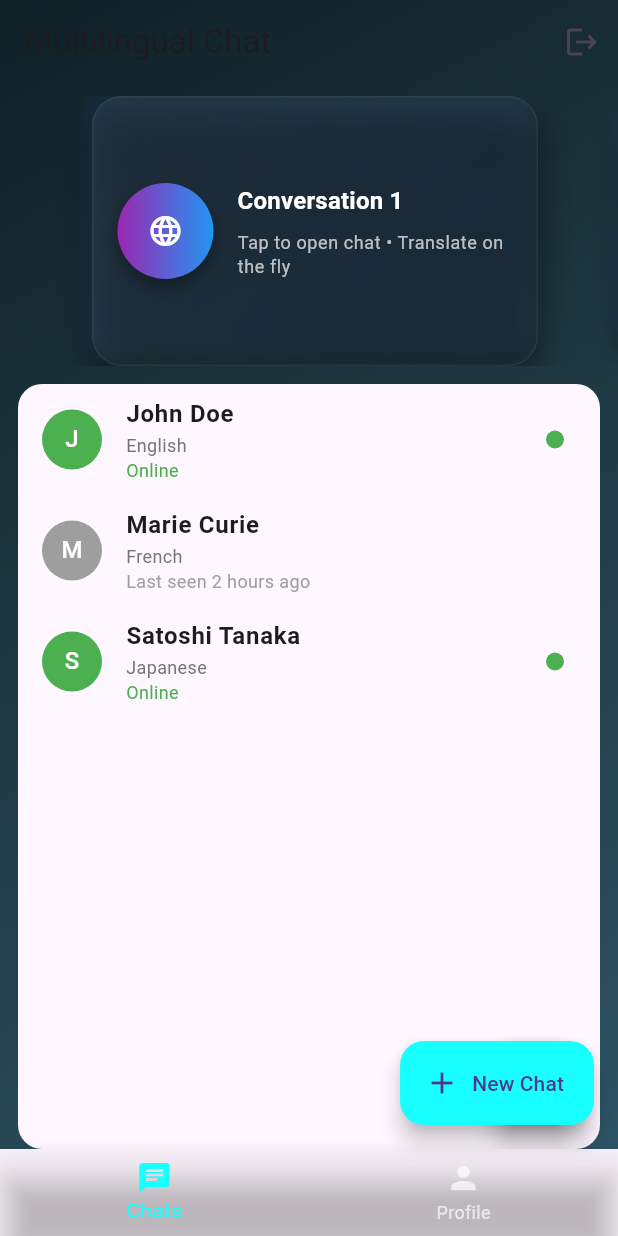
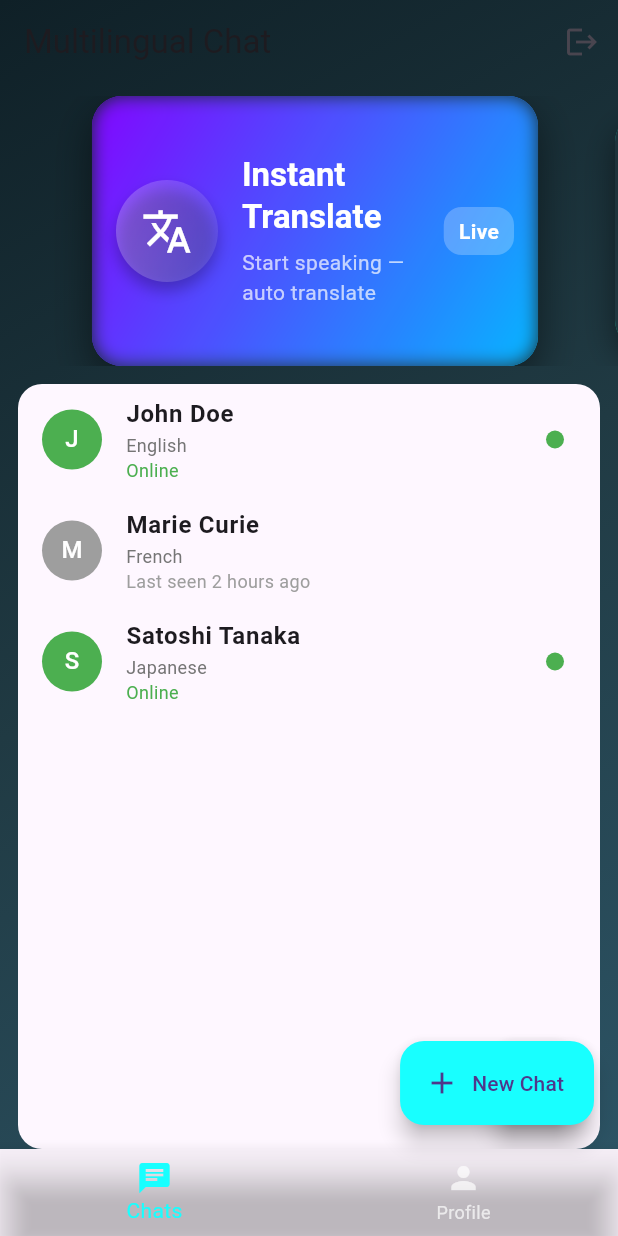
Before and after one commit to JMNaveeth/Multilingual_App, a Flutter app: the screen it shows after launch, on a phone screen of 412 x 824 dp. Run offline on Flutter 3.47's test engine with Material 3 defaults, Android fonts, the phone set to English and light mode, and no system bars; our stand-ins replace flutter_riverpod, shared_preferences.

Commit message:
Enhance HomeScreen with curated animated PageView header and improved card details

```diff
--- a/lib/screens/home/home_screen.dart
+++ b/lib/screens/home/home_screen.dart
@@ -1,4 +1,5 @@
-import 'dart:math';
+import 'dart:ui';
+import 'package:vector_math/vector_math_64.dart' show Matrix4;
 
 import 'package:flutter/material.dart';
 import 'package:flutter_riverpod/flutter_riverpod.dart';
@@ -98,25 +99,26 @@ class _HomeScreenState extends ConsumerState<HomeScreen> {
           child: Column(
             children: [
               const SizedBox(height: 8),
-              // Animated PageView header with 3D-ish cards
+              // Animated PageView header with curated app-specific cards
               SizedBox(
                 height: 180,
                 child: PageView.builder(
                   controller: _pageController,
-                  itemCount: 5,
+                  itemCount: _headerCards.length,
                   itemBuilder: (context, index) {
+                    final card = _headerCards[index];
+                    final colors = List<Color>.from(card['colors']);
                     final double diff = index - _currentPage;
                     final double scale =
-                        (1 - (diff.abs() * 0.12)).clamp(0.88, 1.0);
-                    final double tilt = diff * 0.35;
+                        (1 - (diff.abs() * 0.12)).clamp(0.86, 1.0);
+                    final double tilt = (diff * 0.28).clamp(-0.6, 0.6);
                     return Padding(
                       padding: const EdgeInsets.only(left: 16.0, right: 8.0),
                       child: GestureDetector(
                         onTap: () {
                           ScaffoldMessenger.of(context).showSnackBar(
                             SnackBar(
-                                content:
-                                    Text('Open Conversation ${index + 1}')),
+                                content: Text('Selected: ${card['title']}')),
                           );
                         },
                         child: Transform(
@@ -125,55 +127,61 @@ class _HomeScreenState extends ConsumerState<HomeScreen> {
                             ..setEntry(3, 2, 0.001)
                             ..rotateY(tilt)
                             ..scale(scale, scale),
-                          child: Container(
+                          child: Stack(
+                            children: [
+                              Container(
                                 decoration: BoxDecoration(
                                   borderRadius: BorderRadius.circular(20),
                                   gradient: LinearGradient(
-                                colors: [
-                                  Colors.white.withOpacity(0.06),
-                                  Colors.white.withOpacity(0.02)
-                                ],
+                                    colors: colors,
                                     begin: Alignment.topLeft,
                                     end: Alignment.bottomRight,
                                   ),
                                   boxShadow: [
                                     BoxShadow(
                                       color: Colors.black.withOpacity(0.45),
-                                  blurRadius: 20,
+                                      blurRadius: 22,
                                       offset: const Offset(0, 10),
                                     ),
-                                BoxShadow(
-                                  color: Colors.blueAccent.withOpacity(0.08),
-                                  blurRadius: 8,
-                                  offset: const Offset(-6, -6),
-                                ),
                                   ],
-                              border: Border.all(
-                                color: Colors.white.withOpacity(0.06),
                                 ),
                               ),
-                            child: Padding(
+                              Positioned.fill(
+                                child: ClipRRect(
+                                  borderRadius: BorderRadius.circular(20),
+                                  child: BackdropFilter(
+                                    filter:
+                                        ImageFilter.blur(sigmaX: 6, sigmaY: 6),
+                                    child: Container(
+                                      color: Colors.white.withOpacity(0.02),
+                                    ),
+                                  ),
+                                ),
+                              ),
+                              Padding(
                                 padding: const EdgeInsets.all(16.0),
                                 child: Row(
                                   children: [
                                     Container(
-                                    width: 64,
-                                    height: 64,
+                                      width: 68,
+                                      height: 68,
                                       decoration: BoxDecoration(
                                         shape: BoxShape.circle,
-                                      gradient: const LinearGradient(
-                                        colors: [Colors.purple, Colors.blue],
-                                      ),
+                                        gradient: const LinearGradient(colors: [
+                                          Colors.white24,
+                                          Colors.white10
+                                        ]),
                                         boxShadow: [
                                           BoxShadow(
-                                          color: Colors.black.withOpacity(0.3),
+                                            color:
+                                                Colors.black.withOpacity(0.25),
                                             blurRadius: 8,
                                             offset: const Offset(0, 6),
                                           )
                                         ],
                                       ),
-                                    child: const Icon(Icons.language,
-                                        color: Colors.white),
+                                      child: Icon(card['icon'],
+                                          color: Colors.white, size: 34),
                                     ),
                                     const SizedBox(width: 16),
                                     Expanded(
@@ -184,31 +192,48 @@ class _HomeScreenState extends ConsumerState<HomeScreen> {
                                             MainAxisAlignment.center,
                                         children: [
                                           Text(
-                                          'Conversation ${index + 1}',
+                                            card['title'],
                                             style: Theme.of(context)
                                                 .textTheme
-                                              .titleMedium
+                                                .titleLarge
                                                 ?.copyWith(
                                                   color: Colors.white,
-                                                fontWeight: FontWeight.w600,
+                                                  fontWeight: FontWeight.bold,
                                                 ),
                                           ),
-                                        const SizedBox(height: 8),
+                                          const SizedBox(height: 6),
                                           Text(
-                                          'Tap to open chat • Translate on the fly',
+                                            card['subtitle'],
                                             style: Theme.of(context)
                                                 .textTheme
-                                              .bodySmall
+                                                .bodyMedium
                                                 ?.copyWith(
                                                   color: Colors.white70,
                                                 ),
                                           ),
                                         ],
                                       ),
-                                  )
+                                    ),
+                                    if (card.containsKey('badge'))
+                                      Container(
+                                        padding: const EdgeInsets.symmetric(
+                                            horizontal: 10, vertical: 6),
+                                        decoration: BoxDecoration(
+                                          color: Colors.white24,
+                                          borderRadius:
+                                              BorderRadius.circular(12),
+                                        ),
+                                        child: Text(
+                                          card['badge'],
+                                          style: const TextStyle(
+                                              color: Colors.white,
+                                              fontWeight: FontWeight.w600),
+                                        ),
+                                      ),
                                   ],
                                 ),
                               ),
+                            ],
                           ),
                         ),
                       ),
```
Lines whose indentation alone changed are shown as unchanged.
